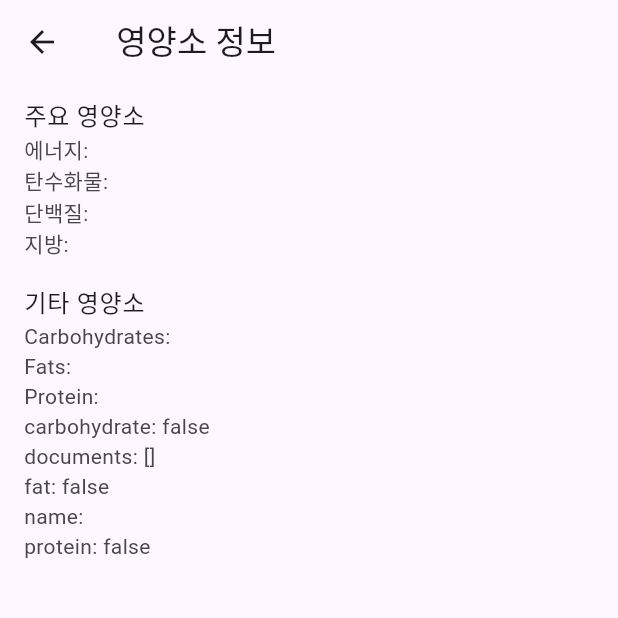
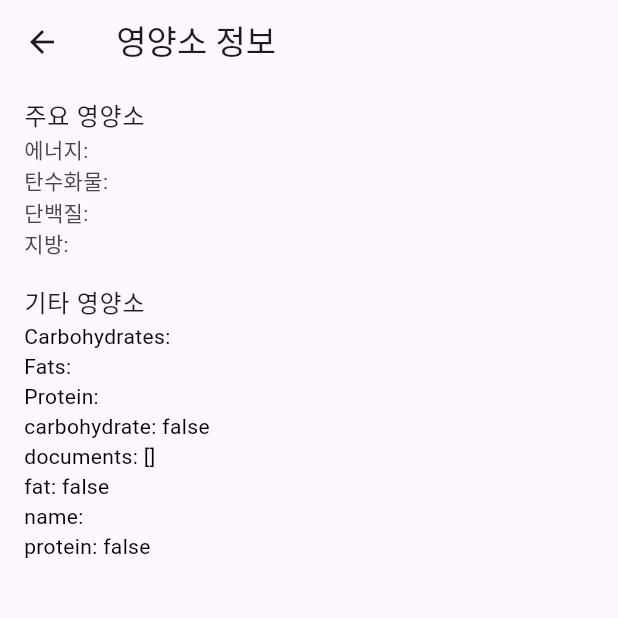
Before and after one commit to ParkJaeSeong98/Capstone2, a Flutter app: the NutrientInfoPage screen opened directly with empty values, on a phone screen of 412 x 824 dp, the top half of it. Run offline on Flutter 3.47's test engine with Material 3 defaults, Android fonts, the phone set to English and light mode, and no system bars; our stand-ins replace cloud_firestore, firebase_core, flutter_typeahead, geolocator, shared_preferences, webview_flutter; missing offline and left inert: kakao_map_plugin; accounts and stored records are empty.

Commit message:
선택한 영양소 항목 위로 정렬 및 하이라이트

```diff
--- a/lib/MenuRecommendationPage.dart
+++ b/lib/MenuRecommendationPage.dart
@@ -1,6 +1,7 @@
 import 'package:flutter/cupertino.dart';
 import 'package:flutter/material.dart';
 import 'HealthModePage.dart';
+import 'package:shared_preferences/shared_preferences.dart';
 // for kakaomap API
 import 'dart:convert';
 import 'package:http/http.dart' as http;
@@ -9,14 +10,41 @@
 import 'package:kakao_map_plugin/kakao_map_plugin.dart';
 import 'package:cloud_firestore/cloud_firestore.dart';
 
+
 class NutrientInfoPage extends StatelessWidget {
   final String foodName;
   final Map<String, dynamic> nutrients;
+  final List<String> selectedNutrients;
 
-  const NutrientInfoPage({Key? key, required this.foodName, required this.nutrients}) : super(key: key);
+  const NutrientInfoPage({
+    Key? key,
+    required this.foodName,
+    required this.nutrients,
+    required this.selectedNutrients,
+  }) : super(key: key);
 
   @override
   Widget build(BuildContext context) {
+    List<MapEntry<String, dynamic>> otherNutrients = nutrients.entries
+        .where((entry) => !['에너지', '탄수화물', '단백질', '지방'].contains(entry.key))
+        .toList();
+
+    // 사용자가 선택한 기타영양소와 일치하는 영양소를 맨 위로 이동
+    otherNutrients.sort((a, b) {
+      bool aContainsSelected = selectedNutrients.any((selectedNutrient) =>
+          a.key.replaceAll(' ', '').contains(selectedNutrient.replaceAll(' ', '')));
+      bool bContainsSelected = selectedNutrients.any((selectedNutrient) =>
+          b.key.replaceAll(' ', '').contains(selectedNutrient.replaceAll(' ', '')));
+
+      if (aContainsSelected && !bContainsSelected) {
+        return -1;
+      } else if (!aContainsSelected && bContainsSelected) {
+        return 1;
+      } else {
+        return 0;
+      }
+    });
+
     return Scaffold(
       appBar: AppBar(
         title: Text('$foodName 영양소 정보'),
@@ -39,10 +67,17 @@
             title: Text('기타 영양소'),
             subtitle: Column(
               crossAxisAlignment: CrossAxisAlignment.start,
-              children: nutrients.entries
-                  .where((entry) => !['에너지', '탄수화물', '단백질', '지방'].contains(entry.key))
-                  .map((entry) => Text('${entry.key}: ${entry.value}'))
-                  .toList(),
+              children: otherNutrients.map((entry) {
+                final isSelected = selectedNutrients.any((selectedNutrient) =>
+                    entry.key.replaceAll(' ', '').contains(selectedNutrient.replaceAll(' ', '')));
+                return Text(
+                  '${entry.key}: ${entry.value}',
+                  style: TextStyle(
+                    fontWeight: isSelected ? FontWeight.bold : FontWeight.normal,
+                    color: isSelected ? Colors.blue : Colors.black,
+                  ),
+                );
+              }).toList(),
             ),
           ),
         ],
@@ -247,22 +282,28 @@
 
                     if (nutrientsSnapshot.exists) {
                       // Get energy value from 'nutrients' document
-                      nutrients['에너지'] = nutrientsSnapshot.get('energy');
+                      nutrients['에너지'] = nutrientsSnapshot.get('energy') ?? '';
 
                       // Get carbohydrate, protein, and fat values from 'super' collection
                       DocumentSnapshot superSnapshot = await nutrientsSnapshot.reference.collection('super').doc('super').get();
-                      nutrients['탄수화물'] = superSnapshot.get('carbohydrate');
-                      nutrients['단백질'] = superSnapshot.get('protein');
-                      nutrients['지방'] = superSnapshot.get('fat');
+                      nutrients['탄수화물'] = superSnapshot.get('carbohydrate') ?? '';
+                      nutrients['단백질'] = superSnapshot.get('protein') ?? '';
+                      nutrients['지방'] = superSnapshot.get('fat') ?? '';
 
                       // Get additional nutrients from 'sub' collection
                       DocumentSnapshot subSnapshot = await nutrientsSnapshot.reference.collection('sub').doc('sub').get();
                       if (subSnapshot.exists) {
-                        Map<String, dynamic> subData = subSnapshot.data() as Map<String, dynamic>;
-                        subData.forEach((key, value) {
-                          nutrients[key] = value;
-                        });
+                        Map<String, dynamic>? subData = subSnapshot.data() as Map<String, dynamic>?;
+                        if (subData != null) {
+                          subData.forEach((key, value) {
+                            nutrients[key] = value ?? '';
+                          });
+                        }
                       }
+
+                      // Get selected additional nutrients from SharedPreferences
+                      SharedPreferences prefs = await SharedPreferences.getInstance();
+                      List<String> selectedNutrients = prefs.getStringList('addedNutrients') ?? [];
 
                       Navigator.pop(context); // Close the loading dialog
 
@@ -270,7 +311,11 @@
                       Navigator.push(
                         context,
                         MaterialPageRoute(
-                          builder: (context) => NutrientInfoPage(foodName: widget.menu, nutrients: nutrients),
+                          builder: (context) => NutrientInfoPage(
+                            foodName: widget.menu,
+                            nutrients: nutrients,
+                            selectedNutrients: selectedNutrients, // Pass the selected additional nutrients
+                          ),
                         ),
                       );
                     }
```
Also changed, not shown: lib/HealthModePage.dart (+29 -1 lines).
